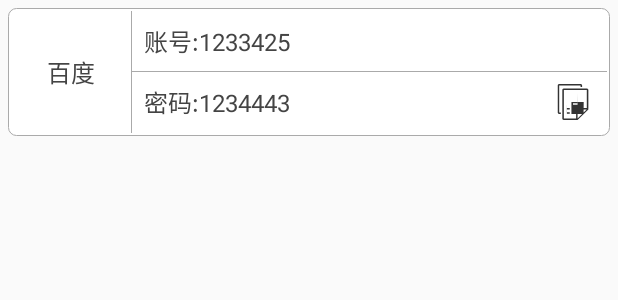
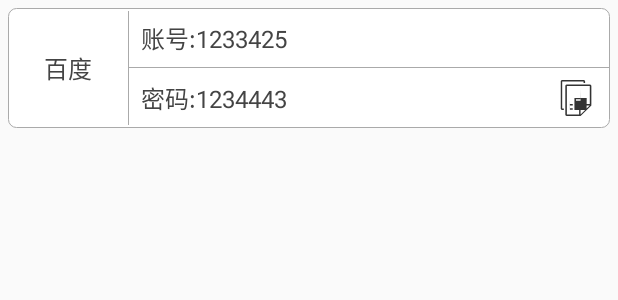
Before and after one commit to zhangqixiang-sh/PasswordManager, an Android app: the layout item_account.xml on its own in the app's theme, with its tools: preview values and no code run, on a phone screen of 412 x 824 dp. Shown: the top 300 px of the screen. Run offline under Robolectric (Android 15) with nearby library versions, the phone set to English and light mode, and no system bars.

Commit message:
修复ui

```diff
--- a/app/src/main/res/layout/item_account.xml
+++ b/app/src/main/res/layout/item_account.xml
@@ -1,14 +1,18 @@
 <?xml version="1.0" encoding="utf-8"?>
-
-<LinearLayout xmlns:android="http://schemas.android.com/apk/res/android"
-    xmlns:tools="http://schemas.android.com/tools"
+<FrameLayout xmlns:android="http://schemas.android.com/apk/res/android"
+    xmlns:app="http://schemas.android.com/apk/res-auto"
     android:layout_width="match_parent"
     android:layout_height="85dp"
-    xmlns:app="http://schemas.android.com/apk/res-auto"
-    android:layout_margin="5dp"
+    android:paddingLeft="5dp"
+    android:paddingRight="5dp"
+    android:paddingTop="5dp">
+
+    <LinearLayout xmlns:tools="http://schemas.android.com/tools"
+        android:layout_width="match_parent"
+        android:layout_height="match_parent"
+        android:layout_gravity="center"
         android:background="@drawable/shape_frame_gray"
-    android:orientation="horizontal"
-    android:padding="2dp">
+        android:orientation="horizontal">
 
         <TextView
             android:id="@+id/tv_server"
@@ -22,6 +26,8 @@
         <View
             android:layout_width="1px"
             android:layout_height="match_parent"
+            android:layout_marginBottom="2dp"
+            android:layout_marginTop="2dp"
             android:background="#aaa" />
 
         <LinearLayout
@@ -60,13 +66,14 @@
 
                 <ImageView
                     android:id="@+id/iv_copy_pwd"
-                app:srcCompat="@drawable/ic_copy_pwd"
                     android:layout_width="wrap_content"
                     android:layout_height="wrap_content"
                     android:layout_marginRight="5dp"
-                android:padding="5dp" />
+                    android:padding="5dp"
+                    app:srcCompat="@drawable/ic_copy_pwd" />
             </LinearLayout>
 
         </LinearLayout>
 
     </LinearLayout>
+</FrameLayout>
```
Lines whose indentation alone changed are shown as unchanged.
